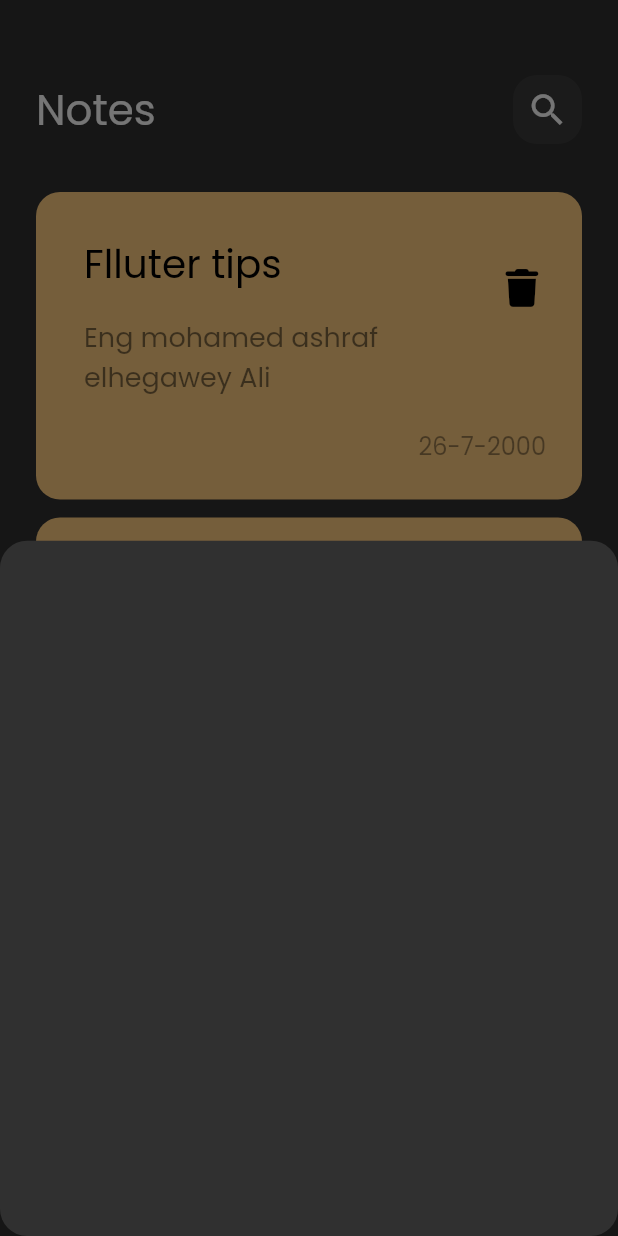
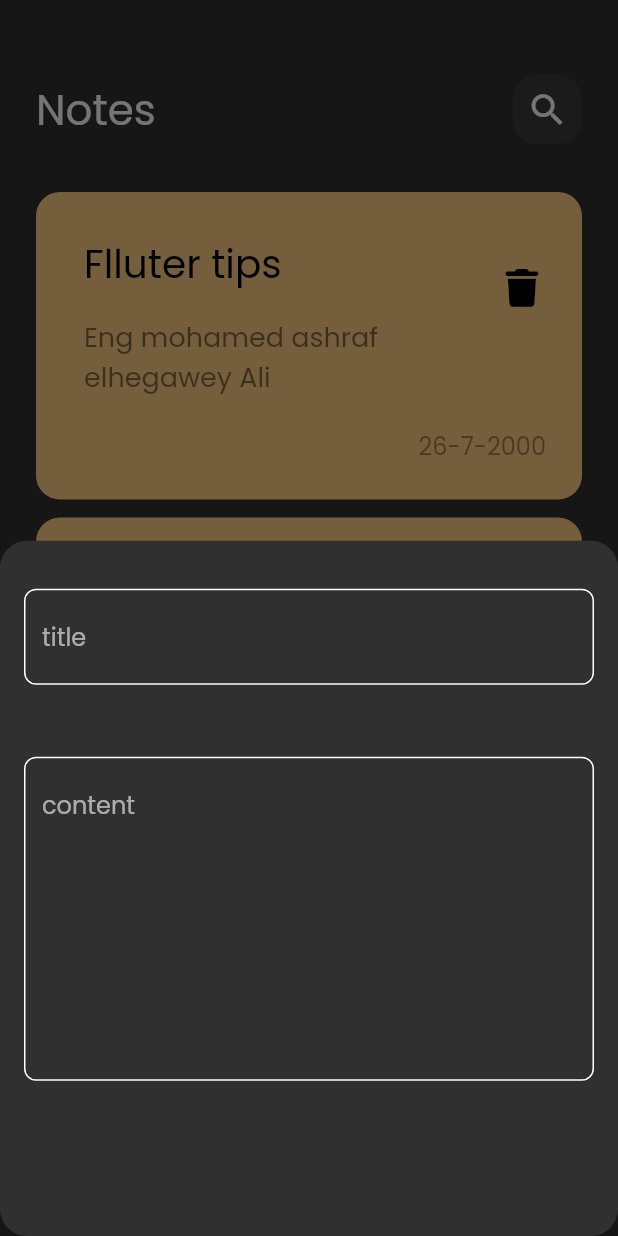
Before and after one commit to MOHAMD-ASHRAF/notes_app, a Flutter app: the screen it shows after launch, after a tap on an icon or button, on a phone screen of 412 x 824 dp. Run offline on Flutter 3.47's test engine with Material 2 defaults, Android fonts, the phone set to English and light mode, and no system bars; our stand-ins replace font_awesome_flutter.

Commit message:
add custom text feild

```diff
--- /dev/null
+++ b/lib/constants.dart
@@ -0,0 +1,5 @@
+
+
+import 'package:flutter/material.dart';
+
+const kPrimaryColor = Color(0xff62fcd7);
--- a/lib/widget/add_note_bottom_sheet.dart
+++ b/lib/widget/add_note_bottom_sheet.dart
@@ -1,11 +1,24 @@
-
 import 'package:flutter/material.dart';
+import 'package:notes_app/widget/custom_text_feild.dart';
 
 class AddNoteBottomSheet extends StatelessWidget {
   const AddNoteBottomSheet({Key? key}) : super(key: key);
 
   @override
   Widget build(BuildContext context) {
-    return Container();
+    return Column(
+      children: const[
+        CustomTextFeild(
+          hint: 'title',
+        ),
+        SizedBox(
+          height: 16,
+        ),
+        CustomTextFeild(
+          hint: 'content',
+          maxLine: 8,
+        ),
+      ],
+    );
   }
 }
--- /dev/null
+++ b/lib/widget/custom_text_feild.dart
@@ -0,0 +1,38 @@
+import 'package:flutter/material.dart';
+import 'package:notes_app/constants.dart';
+
+class CustomTextFeild extends StatelessWidget {
+  const CustomTextFeild({Key? key, required this.hint,  this.maxLine= 1}) : super(key: key);
+ final String hint;
+ final int maxLine;
+  @override
+  Widget build(BuildContext context) {
+    return Padding(
+      padding: const EdgeInsets.symmetric(horizontal: 16),
+      child: Column(
+        children: [
+          const SizedBox(
+            height: 32,
+          ),
+          TextField(
+            cursorColor: kPrimaryColor,
+            maxLines: maxLine,
+            decoration: InputDecoration(
+                hintText: hint,
+                border: buildBorder(),
+                enabledBorder: buildBorder(),
+                focusedBorder: buildBorder(kPrimaryColor)),
+          )
+        ],
+      ),
+    );
+  }
+
+  OutlineInputBorder buildBorder([color]) {
+    return OutlineInputBorder(
+        borderRadius: BorderRadius.circular(8),
+        borderSide: BorderSide(
+          color: color ?? Colors.white,
+        ));
+  }
+}
```
